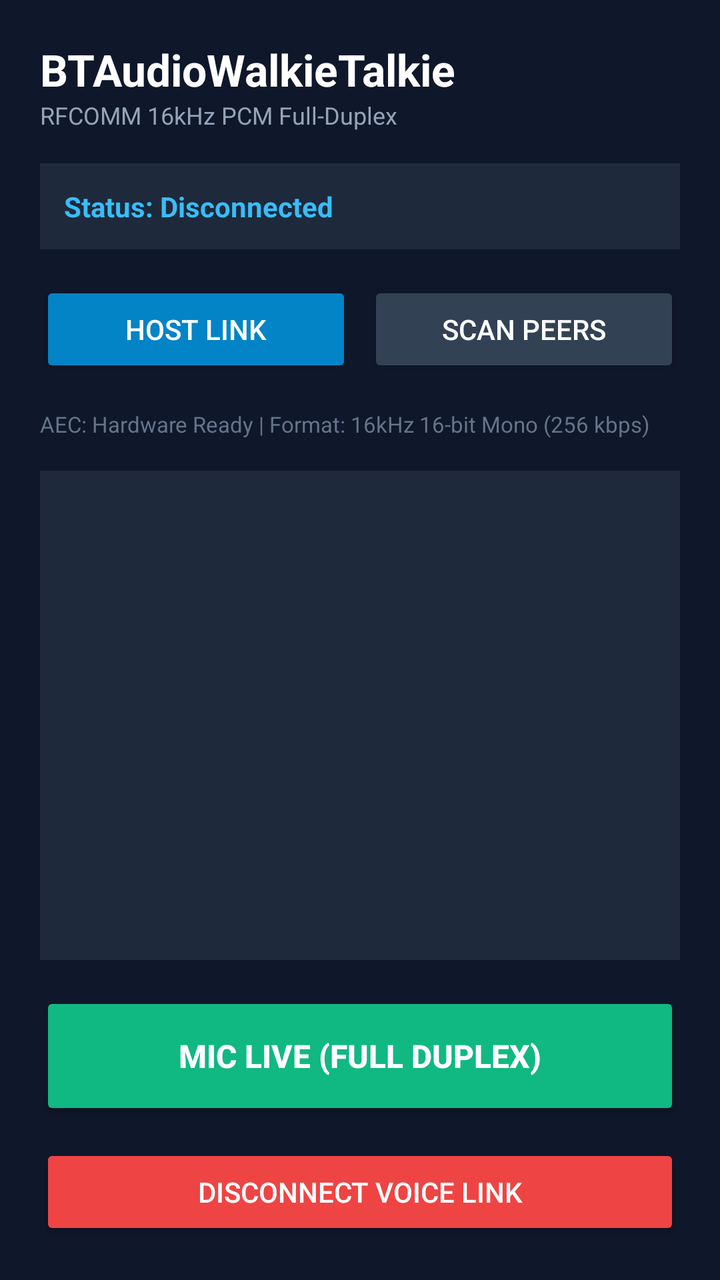
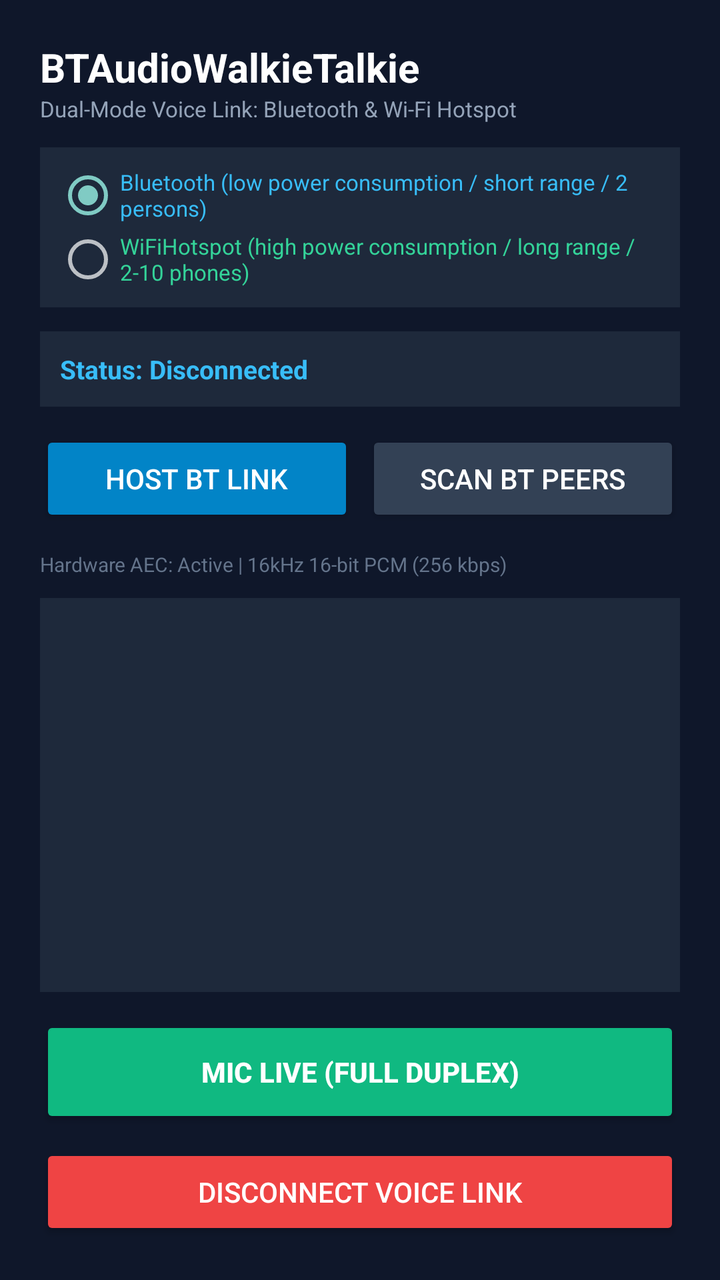

Before-and-after screenshots of an Android layout around one commit, followed by the original layout XML and the change that was made.
<!-- AndroidManifest.xml: application theme android:Theme.Material.NoActionBar -->
<!-- res/layout/activity_main.xml -->
<?xml version="1.0" encoding="utf-8"?>
<LinearLayout xmlns:android="http://schemas.android.com/apk/res/android"
    android:layout_width="match_parent"
    android:layout_height="match_parent"
    android:orientation="vertical"
    android:background="#0F172A"
    android:padding="20dp">

    <TextView
        android:layout_width="wrap_content"
        android:layout_height="wrap_content"
        android:text="BTAudioWalkieTalkie"
        android:textColor="#FFFFFF"
        android:textSize="22sp"
        android:textStyle="bold" />

    <TextView
        android:layout_width="wrap_content"
        android:layout_height="wrap_content"
        android:text="RFCOMM 16kHz PCM Full-Duplex"
        android:textColor="#94A3B8"
        android:textSize="12sp"
        android:layout_marginBottom="16dp" />

    <TextView
        android:id="@+id/tvStatus"
        android:layout_width="match_parent"
        android:layout_height="wrap_content"
        android:text="Status: Disconnected"
        android:background="#1E293B"
        android:textColor="#38BDF8"
        android:padding="12dp"
        android:textSize="14sp"
        android:textStyle="bold"
        android:layout_marginBottom="16dp" />

    <LinearLayout
        android:layout_width="match_parent"
        android:layout_height="wrap_content"
        android:orientation="horizontal"
        android:layout_marginBottom="16dp">

        <Button
            android:id="@+id/btnHost"
            android:layout_width="0dp"
            android:layout_height="wrap_content"
            android:layout_weight="1"
            android:text="Host Link"
            android:backgroundTint="#0284C7"
            android:textColor="#FFFFFF"
            android:layout_marginEnd="8dp" />

        <Button
            android:id="@+id/btnScan"
            android:layout_width="0dp"
            android:layout_height="wrap_content"
            android:layout_weight="1"
            android:text="Scan Peers"
            android:backgroundTint="#334155"
            android:textColor="#FFFFFF" />
    </LinearLayout>

    <TextView
        android:id="@+id/tvMetrics"
        android:layout_width="match_parent"
        android:layout_height="wrap_content"
        android:text="AEC: Hardware Ready | Format: 16kHz 16-bit Mono (256 kbps)"
        android:textColor="#64748B"
        android:textSize="11sp"
        android:layout_marginBottom="16dp" />

    <ListView
        android:id="@+id/listDevices"
        android:layout_width="match_parent"
        android:layout_height="0dp"
        android:layout_weight="1"
        android:background="#1E293B"
        android:divider="#334155"
        android:dividerHeight="1dp"
        android:layout_marginBottom="16dp" />

    <Button
        android:id="@+id/btnMuteToggle"
        android:layout_width="match_parent"
        android:layout_height="64dp"
        android:text="MIC LIVE (FULL DUPLEX)"
        android:backgroundTint="#10B981"
        android:textColor="#FFFFFF"
        android:textStyle="bold"
        android:textSize="16sp"
        android:layout_marginBottom="12dp" />

    <Button
        android:id="@+id/btnDisconnect"
        android:layout_width="match_parent"
        android:layout_height="wrap_content"
        android:text="Disconnect Voice Link"
        android:backgroundTint="#EF4444"
        android:textColor="#FFFFFF" />

</LinearLayout>
<!-- resources referenced by this layout -->
<resources>

</resources>

<!-- the commit's change to res/layout/activity_main.xml (unified diff, before → after) -->
@@ -11,16 +11,43 @@
         android:layout_height="wrap_content"
         android:text="BTAudioWalkieTalkie"
         android:textColor="#FFFFFF"
-        android:textSize="22sp"
+        android:textSize="20sp"
         android:textStyle="bold" />
 
     <TextView
         android:layout_width="wrap_content"
         android:layout_height="wrap_content"
-        android:text="RFCOMM 16kHz PCM Full-Duplex"
+        android:text="Dual-Mode Voice Link: Bluetooth &amp; Wi-Fi Hotspot"
         android:textColor="#94A3B8"
-        android:textSize="12sp"
-        android:layout_marginBottom="16dp" />
+        android:textSize="11sp"
+        android:layout_marginBottom="12dp" />
+
+    
+    <RadioGroup
+        android:id="@+id/rgMode"
+        android:layout_width="match_parent"
+        android:layout_height="wrap_content"
+        android:background="#1E293B"
+        android:padding="8dp"
+        android:layout_marginBottom="12dp">
+
+        <RadioButton
+            android:id="@+id/rbBluetooth"
+            android:layout_width="match_parent"
+            android:layout_height="wrap_content"
+            android:checked="true"
+            android:text="Bluetooth (low power consumption / short range / 2 persons)"
+            android:textColor="#38BDF8"
+            android:textSize="11sp" />
+
+        <RadioButton
+            android:id="@+id/rbWifi"
+            android:layout_width="match_parent"
+            android:layout_height="wrap_content"
+            android:text="WiFiHotspot (high power consumption / long range / 2-10 phones)"
+            android:textColor="#34D399"
+            android:textSize="11sp" />
+    </RadioGroup>
 
     <TextView
         android:id="@+id/tvStatus"
@@ -29,34 +56,52 @@
         android:text="Status: Disconnected"
         android:background="#1E293B"
         android:textColor="#38BDF8"
-        android:padding="12dp"
-        android:textSize="14sp"
+        android:padding="10dp"
+        android:textSize="13sp"
         android:textStyle="bold"
-        android:layout_marginBottom="16dp" />
+        android:layout_marginBottom="12dp" />
 
     <LinearLayout
+        android:id="@+id/layoutBtButtons"
         android:layout_width="match_parent"
         android:layout_height="wrap_content"
         android:orientation="horizontal"
-        android:layout_marginBottom="16dp">
+        android:layout_marginBottom="12dp">
 
         <Button
             android:id="@+id/btnHost"
             android:layout_width="0dp"
             android:layout_height="wrap_content"
             android:layout_weight="1"
-            android:text="Host Link"
+            android:text="Host BT Link"
             android:backgroundTint="#0284C7"
             android:textColor="#FFFFFF"
-            android:layout_marginEnd="8dp" />
+            android:layout_marginEnd="6dp" />
 
         <Button
             android:id="@+id/btnScan"
             android:layout_width="0dp"
             android:layout_height="wrap_content"
             android:layout_weight="1"
-            android:text="Scan Peers"
+            android:text="Scan BT Peers"
             android:backgroundTint="#334155"
+            android:textColor="#FFFFFF" />
+    </LinearLayout>
+
+    <LinearLayout
+        android:id="@+id/layoutWifiButtons"
+        android:layout_width="match_parent"
+        android:layout_height="wrap_content"
+        android:orientation="horizontal"
+        android:visibility="gone"
+        android:layout_marginBottom="12dp">
+
+        <Button
+            android:id="@+id/btnJoinWifi"
+            android:layout_width="match_parent"
+            android:layout_height="wrap_content"
+            android:text="Join / Start Group Channel 1"
+            android:backgroundTint="#10B981"
             android:textColor="#FFFFFF" />
     </LinearLayout>
 
@@ -64,10 +109,10 @@
         android:id="@+id/tvMetrics"
         android:layout_width="match_parent"
         android:layout_height="wrap_content"
-        android:text="AEC: Hardware Ready | Format: 16kHz 16-bit Mono (256 kbps)"
+        android:text="Hardware AEC: Active | 16kHz 16-bit PCM (256 kbps)"
         android:textColor="#64748B"
-        android:textSize="11sp"
-        android:layout_marginBottom="16dp" />
+        android:textSize="10sp"
+        android:layout_marginBottom="10dp" />
 
     <ListView
         android:id="@+id/listDevices"
@@ -77,18 +122,18 @@
         android:background="#1E293B"
         android:divider="#334155"
         android:dividerHeight="1dp"
-        android:layout_marginBottom="16dp" />
+        android:layout_marginBottom="12dp" />
 
     <Button
         android:id="@+id/btnMuteToggle"
         android:layout_width="match_parent"
-        android:layout_height="64dp"
+        android:layout_height="56dp"
         android:text="MIC LIVE (FULL DUPLEX)"
         android:backgroundTint="#10B981"
         android:textColor="#FFFFFF"
         android:textStyle="bold"
-        android:textSize="16sp"
-        android:layout_marginBottom="12dp" />
+        android:textSize="14sp"
+        android:layout_marginBottom="8dp" />
 
     <Button
         android:id="@+id/btnDisconnect"
